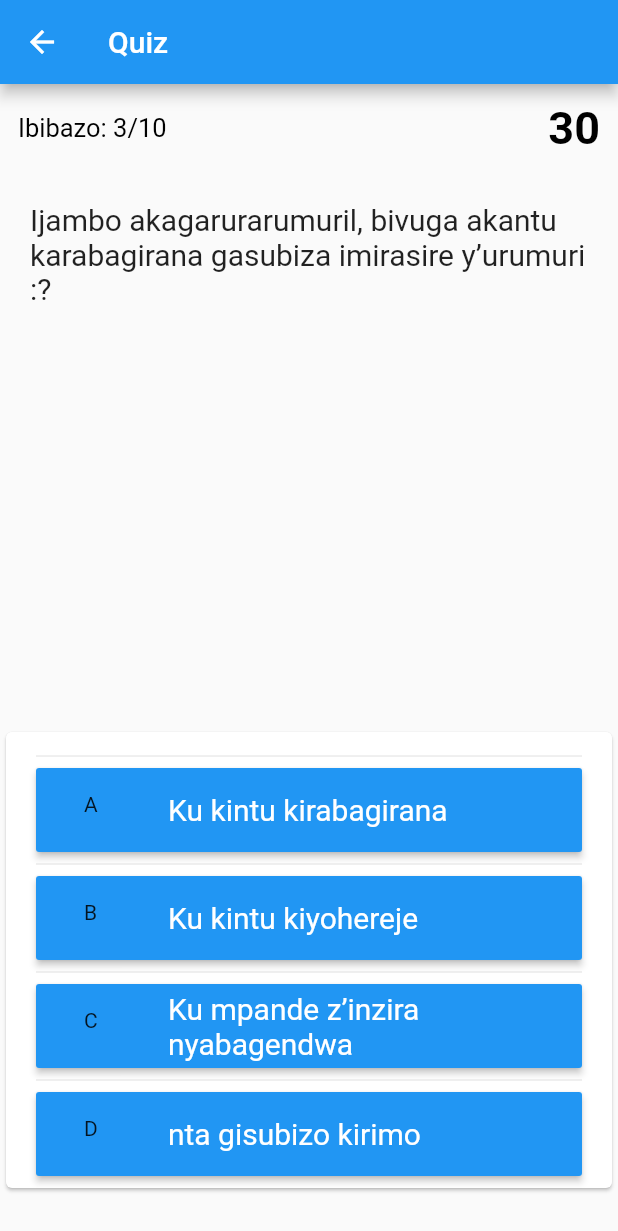
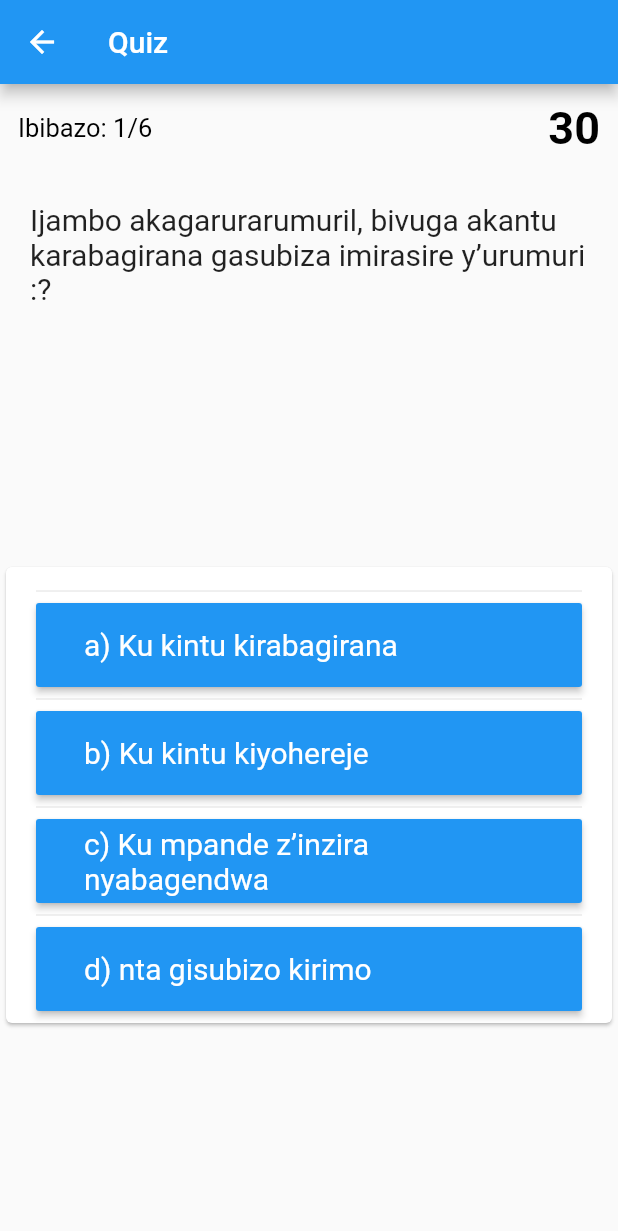
Before and after one commit to teerenzo/amategeko12, a Flutter app: the QuizScreen screen opened directly, on a phone screen of 412 x 824 dp. Shown: the top 1231 px of the screen. Run offline on Flutter 3.47's test engine with Material 2 defaults, Android fonts, the light colour scheme and no system bars.

Commit message:
some changes

```diff
--- a/lib/components/answer.dart
+++ b/lib/components/answer.dart
@@ -3,9 +3,11 @@ import 'package:flutter/material.dart';
 class Answer extends StatelessWidget {
   final Function selcetedHandler;
   final String text;
-  final String apl;
 
-  Answer(this.selcetedHandler, this.text, this.apl);
+  Answer(
+    this.selcetedHandler,
+    this.text,
+  );
 
   @override
   Widget build(BuildContext context) {
@@ -18,7 +20,6 @@ class Answer extends StatelessWidget {
           RaisedButton(
             color: Colors.blue,
             child: ListTile(
-              leading: Text(apl),
               title: Text(
                 text,
                 style: TextStyle(color: Colors.white, fontSize: 20),
--- a/lib/components/quiz.dart
+++ b/lib/components/quiz.dart
@@ -19,7 +19,7 @@ class Quiz extends StatelessWidget {
             mainAxisAlignment: MainAxisAlignment.spaceBetween,
             children: <Widget>[
               Text(
-                "Ibibazo: 3/10",
+                "Ibibazo: ${questionIndex + 1}/${questions.length}",
                 style: TextStyle(
                   color: Colors.black,
                   fontSize: 17.0,
@@ -36,7 +36,7 @@ class Quiz extends StatelessWidget {
           ),
         ),
         Questions(questions[questionIndex]['text']),
-        Padding(padding: const EdgeInsets.only(top: 260.0)),
+        Padding(padding: const EdgeInsets.only(top: 150.0)),
         Card(
           child: Padding(
             padding: const EdgeInsets.fromLTRB(20.0, 8.0, 20.0, 8.0),
@@ -48,15 +48,13 @@ class Quiz extends StatelessWidget {
                   return Answer(
                       () => answerQuestion(
                           answer['apl'], questions[questionIndex]['right']),
-                      answer['text'],
-                      answer['apl']);
+                      answer['text']);
                 }).toList()
               ],
             ),
           ),
         ),
       ],
-
     );
   }
 }
--- a/lib/components/result.dart
+++ b/lib/components/result.dart
@@ -2,8 +2,9 @@ import 'package:flutter/material.dart';
 
 class Result extends StatelessWidget {
   final int totalScore;
+  final int questionsLength;
   final Function resetQuiz;
-  Result(this.totalScore, this.resetQuiz);
+  Result(this.totalScore, this.resetQuiz, this.questionsLength);
 
   @override
   Widget build(BuildContext context) {
@@ -13,7 +14,7 @@ class Result extends StatelessWidget {
         children: [
           Center(
             child: Text(
-              'Your Score: $totalScore',
+              'Your Score: $totalScore/$questionsLength',
               style: TextStyle(fontSize: 36, fontWeight: FontWeight.bold),
               textAlign: TextAlign.center,
             ),
--- a/lib/screens/quiz.dart
+++ b/lib/screens/quiz.dart
@@ -14,10 +14,10 @@ class _QuizScreenState extends State<QuizScreen> {
           ' bivuga akantu karabagirana gasubiza imirasire y’urumuri :?',
       'right': 'B',
       'answers': [
-        {'apl': 'A', 'text': 'Ku kintu kirabagirana'},
-        {'apl': 'B', 'text': 'Ku kintu kiyohereje'},
-        {'apl': 'C', 'text': 'Ku mpande z’inzira nyabagendwa'},
-        {'apl': 'D', 'text': 'nta gisubizo kirimo'}
+        {'apl': 'A', 'text': 'a) Ku kintu kirabagirana'},
+        {'apl': 'B', 'text': 'b) Ku kintu kiyohereje'},
+        {'apl': 'C', 'text': 'c) Ku mpande z’inzira nyabagendwa'},
+        {'apl': 'D', 'text': 'd) nta gisubizo kirimo'}
       ]
     },
     {
@@ -25,50 +25,53 @@ class _QuizScreenState extends State<QuizScreen> {
           'Ijambo itara ndangakerekezo cyangwa ikinyoteri bivuga itara ry’ikinyabiziga rigenewe kwereka abandi bagenzi ko umuyobozi ashaka kugana:',
       'right': 'C',
       'answers': [
-        {'apl': 'A', 'text': 'a)	Iburyo'},
-        {'apl': 'B', 'text': 'b)	Ibumoso'},
-        {'apl': 'C', 'text': 'c)	Iburyo cg ibumoso'},
-        {'apl': 'D', 'text': 'd)	Ku ruhande uru nuru'}
+        {'apl': 'A', 'text': 'a) Iburyo'},
+        {'apl': 'B', 'text': 'b) Ibumoso'},
+        {'apl': 'C', 'text': 'c) Iburyo cg ibumoso'},
+        {'apl': 'D', 'text': 'd) Ku ruhande uru nuru'}
       ]
     },
     {
-      'text': 'Ijambo ikinyabiziga gifatanije bivuga ikinyabiziga gikomatanyije kimwe ari ikinyabiziga gikurura ikindi ari :',
+      'text':
+          'Ijambo ikinyabiziga gifatanije bivuga ikinyabiziga gikomatanyije kimwe ari ikinyabiziga gikurura ikindi ari :',
       'right': 'B',
       'answers': [
-        {'apl': 'A', 'text': 'a)	Igikomatanye'},
-        {'apl': 'B', 'text': 'b)	Makuzungu'},
-        {'apl': 'C', 'text': 'c)	Remoruke'},
-        {'apl': 'D', 'text': 'd)	Igikururana kabiri'}
+        {'apl': 'A', 'text': 'a) Igikomatanye'},
+        {'apl': 'B', 'text': 'b) Makuzungu'},
+        {'apl': 'C', 'text': 'c) Remoruke'},
+        {'apl': 'D', 'text': 'd) Igikururana kabiri'}
       ]
     },
     {
-      'text': 'Ijambo ikinyabiziga kigendeshwa na moteri » bivuga ikinyabiziga cyose gifite moteri kigendesha kandi kigendeshwa ',
+      'text':
+          'Ijambo ikinyabiziga kigendeshwa na moteri » bivuga ikinyabiziga cyose gifite moteri kigendesha kandi kigendeshwa ',
       'right': 'B',
       'answers': [
-        {'apl': 'A', 'text': 'a)	Umuyobozi'},
-        {'apl': 'B', 'text': 'b)	Nta  moteri'},
-        {'apl': 'C', 'text': 'c)	N\'ibikigize'},
-        {'apl': 'D', 'text': 'd)	Nta gisubizo cy’ukuri  kirimo'}
+        {'apl': 'A', 'text': 'a) Umuyobozi'},
+        {'apl': 'B', 'text': 'b) Nta  moteri'},
+        {'apl': 'C', 'text': 'c) N\'ibikigize'},
+        {'apl': 'D', 'text': 'd) Nta gisubizo cy’ukuri  kirimo'}
       ]
     },
     {
       'text': 'Ijambo inzira y’ibinyabiziga bivuga: ',
       'right': 'D',
       'answers': [
-        {'apl': 'A', 'text': 'a)	Inzira zikikije umuhanda'},
-        {'apl': 'B', 'text': 'b)	Umuhanda'},
-        {'apl': 'C', 'text': 'c)	Inzira nyabagendwa'},
-        {'apl': 'D', 'text': 'd)	Umuhanda n’inzira ziwukikije'}
+        {'apl': 'A', 'text': 'a) Inzira zikikije umuhanda'},
+        {'apl': 'B', 'text': 'b) Umuhanda'},
+        {'apl': 'C', 'text': 'c) Inzira nyabagendwa'},
+        {'apl': 'D', 'text': 'd) Umuhanda n’inzira ziwukikije'}
       ]
     },
     {
-      'text': 'Ijambo « remoroki ntoya » bivuga remoroki iyo ariyo yose ifite uburemere : ',
+      'text':
+          'Ijambo « remoroki ntoya » bivuga remoroki iyo ariyo yose ifite uburemere : ',
       'right': 'B',
       'answers': [
-        {'apl': 'A', 'text': 'a)	Burenga ibiro 750'},
-        {'apl': 'B', 'text': 'b)	Butarenga ibiro 750'},
-        {'apl': 'C', 'text': 'c)	Bungana n’ibiro 750'},
-        {'apl': 'D', 'text': 'd)	Nta gisubizo cy’ukuri  kirimo'}
+        {'apl': 'A', 'text': 'a) Burenga ibiro 750'},
+        {'apl': 'B', 'text': 'b) Butarenga ibiro 750'},
+        {'apl': 'C', 'text': 'c) Bungana n’ibiro 750'},
+        {'apl': 'D', 'text': 'd) Nta gisubizo cy’ukuri  kirimo'}
       ]
     },
   ];
@@ -112,7 +115,7 @@ class _QuizScreenState extends State<QuizScreen> {
         builder: (context) {
           return AlertDialog(
             // title: Text('Size'),
-            content: Text("Worng, right answer was $right"),
+            content: Text("Worng, right answer was: $right"),
             actions: [
               MaterialButton(
                 onPressed: () {
@@ -144,7 +147,7 @@ class _QuizScreenState extends State<QuizScreen> {
       ),
       body: _questionIndex < _questions.length
           ? Quiz(_questions, _questionIndex, _answerQuestion)
-          : Result(_totalScore, resetQuiz),
+          : Result(_totalScore, resetQuiz, _questions.length),
     );
   }
 }
```
